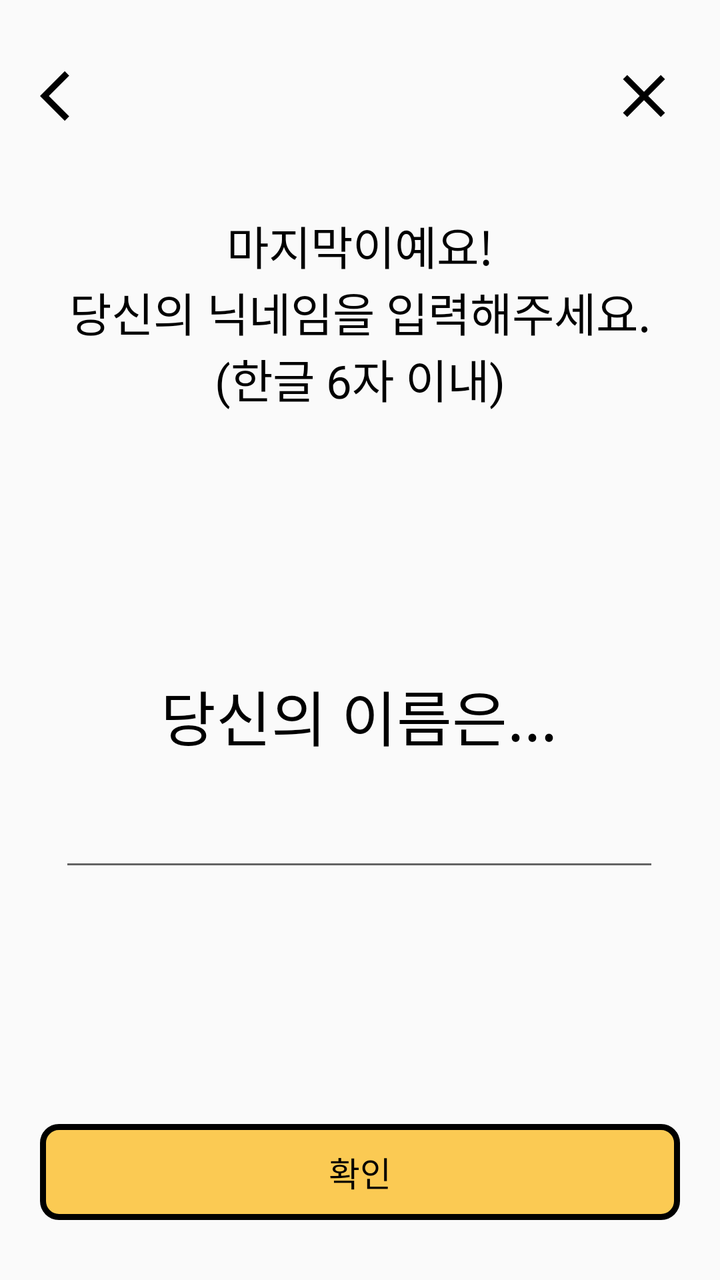
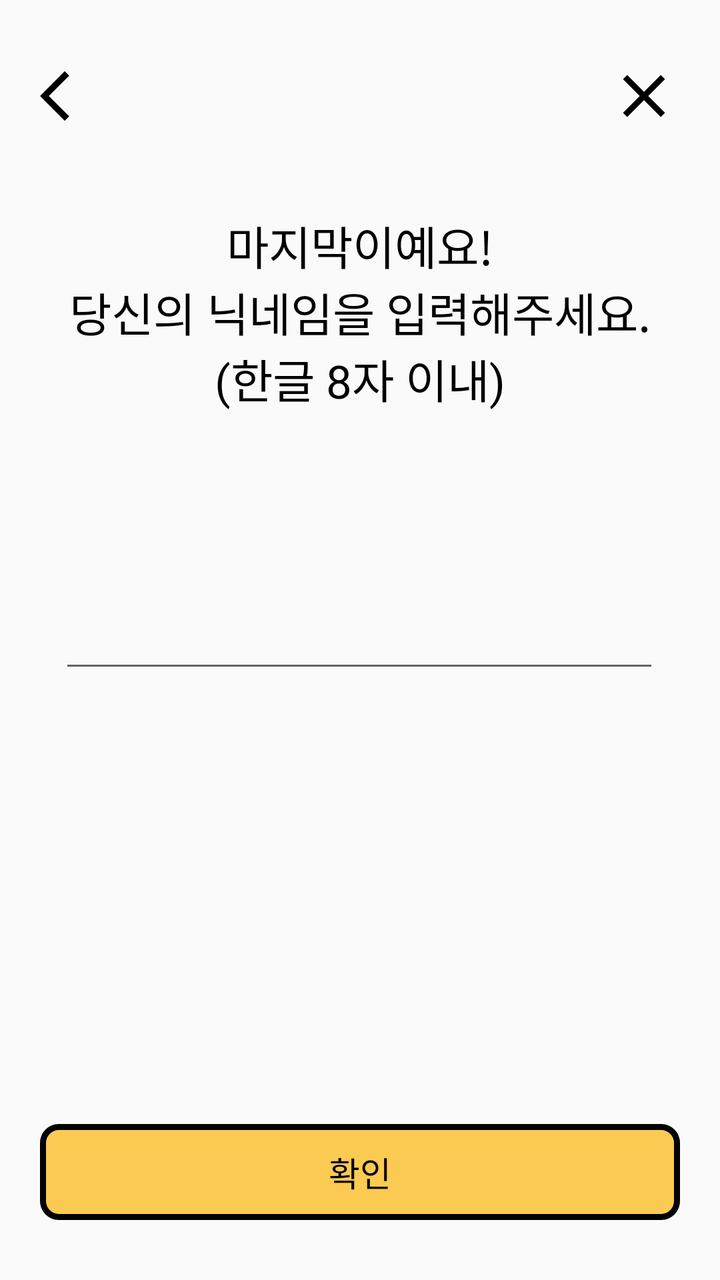

Before-and-after screenshots of an Android layout around one commit, followed by the original layout XML and the change that was made.
<!-- AndroidManifest.xml: application theme Theme.HyperBooster -->
<!-- res/layout/layout_register_name.xml -->
<?xml version="1.0" encoding="utf-8"?>
<androidx.constraintlayout.widget.ConstraintLayout xmlns:android="http://schemas.android.com/apk/res/android"
    android:layout_width="match_parent"
    android:layout_height="match_parent"
    xmlns:app="http://schemas.android.com/apk/res-auto">

    <Button
        android:id="@+id/back"
        android:layout_width="30dp"
        android:layout_height="30dp"
        android:layout_marginTop="33dp"
        android:background="@drawable/icon_back"
        app:layout_constraintStart_toStartOf="@id/guideline_start"
        app:layout_constraintTop_toTopOf="parent" />

    <Button
        android:id="@+id/close"
        android:layout_width="36dp"
        android:layout_height="36dp"
        android:layout_marginTop="30dp"
        android:background="@drawable/icon_close"
        app:layout_constraintEnd_toEndOf="@+id/guideline_end"
        app:layout_constraintTop_toTopOf="parent" />

    <TextView
        android:id="@+id/info_nickname"
        android:layout_width="wrap_content"
        android:layout_height="wrap_content"
        android:layout_marginTop="43dp"
        android:fontFamily="@font/font_bold"
        android:gravity="center"
        android:text="마지막이예요!\n당신의 닉네임을 입력해주세요.\n(한글 6자 이내)"
        android:textColor="@color/black"
        android:textSize="23sp"
        app:layout_constraintEnd_toEndOf="parent"
        app:layout_constraintHorizontal_bias="0.5"
        app:layout_constraintStart_toStartOf="parent"
        app:layout_constraintTop_toTopOf="@+id/guideline_top" />

    <TextView
        android:id="@+id/your_name_is"
        android:layout_width="wrap_content"
        android:layout_height="wrap_content"
        android:fontFamily="@font/font_medium"
        android:text="당신의 이름은..."
        android:textColor="@color/black"
        android:textSize="30dp"
        app:layout_constraintBottom_toTopOf="@+id/confirm"
        app:layout_constraintEnd_toStartOf="@+id/guideline_end"
        app:layout_constraintHorizontal_bias="0.496"
        app:layout_constraintStart_toStartOf="@+id/guideline_start"
        app:layout_constraintTop_toBottomOf="@+id/info_nickname"
        app:layout_constraintVertical_bias="0.415" />

    <EditText
        android:id="@+id/insert_nickname"
        android:layout_width="300dp"
        android:layout_height="wrap_content"
        android:layout_marginTop="4dp"
        android:ems="10"
        android:fontFamily="@font/font_medium"
        android:gravity="center"
        android:inputType="numberDecimal"
        android:textColor="@color/black"
        android:textSize="30sp"
        app:layout_constraintEnd_toStartOf="@+id/guideline_end"
        app:layout_constraintHorizontal_bias="0.49"
        app:layout_constraintStart_toStartOf="@+id/guideline_start"
        app:layout_constraintTop_toBottomOf="@+id/your_name_is" />

    <android.widget.Button
        android:id="@+id/confirm"
        style="?android:attr/borderlessButtonStyle"
        android:layout_width="0dp"
        android:layout_height="wrap_content"
        android:layout_marginHorizontal="20dp"
        android:layout_marginBottom="30dp"
        android:background="@drawable/btn_main_color"
        android:fontFamily="@font/font_medium"
        android:text="확인"
        android:textColor="@color/black"
        android:textSize="17sp"
        app:layout_constraintBottom_toBottomOf="parent"
        app:layout_constraintEnd_toEndOf="parent"
        app:layout_constraintStart_toStartOf="parent" />

    <androidx.constraintlayout.widget.Guideline
        android:id="@+id/guideline_top"
        android:layout_width="wrap_content"
        android:layout_height="wrap_content"
        android:orientation="horizontal"
        app:layout_constraintGuide_begin="63dp" />

    <androidx.constraintlayout.widget.Guideline
        android:id="@+id/guideline_bottom"
        android:layout_width="wrap_content"
        android:layout_height="wrap_content"
        android:orientation="horizontal"
        app:layout_constraintGuide_end="78dp" />

    <androidx.constraintlayout.widget.Guideline
        android:id="@+id/guideline_start"
        android:layout_width="wrap_content"
        android:layout_height="wrap_content"
        android:orientation="vertical"
        app:layout_constraintGuide_begin="20dp" />

    <androidx.constraintlayout.widget.Guideline
        android:id="@+id/guideline_end"
        android:layout_width="wrap_content"
        android:layout_height="wrap_content"
        android:orientation="vertical"
        app:layout_constraintGuide_end="20dp" />

</androidx.constraintlayout.widget.ConstraintLayout>
<!-- resources referenced by this layout -->
<resources>
  <color name="black">#FF000000</color>
  <!-- drawable btn_main_color (drawable) -->
  <?xml version="1.0" encoding="utf-8"?>
  <shape xmlns:android="http://schemas.android.com/apk/res/android" >
      <solid android:color="@color/main_color"/>
      <corners
          android:radius="8sp"/>
      <stroke
          android:width="3sp"
          android:color="#000000" />
  </shape>
  <!-- drawable icon_back (drawable) -->
  <vector android:height="24dp" android:tint="#000000"
      android:viewportHeight="24" android:viewportWidth="24"
      android:width="24dp" xmlns:android="http://schemas.android.com/apk/res/android">
      <path android:fillColor="@android:color/white" android:pathData="M11.67,3.87L9.9,2.1 0,12l9.9,9.9 1.77,-1.77L3.54,12z"/>
  </vector>
  <!-- drawable icon_close (drawable) -->
  <vector android:height="24dp" android:tint="#000000"
      android:viewportHeight="24" android:viewportWidth="24"
      android:width="24dp" xmlns:android="http://schemas.android.com/apk/res/android">
      <path android:fillColor="@android:color/white" android:pathData="M19,6.41L17.59,5 12,10.59 6.41,5 5,6.41 10.59,12 5,17.59 6.41,19 12,13.41 17.59,19 19,17.59 13.41,12z"/>
  </vector>
  <style name="Theme.HyperBooster" parent="Theme.AppCompat.DayNight.NoActionBar">
          
          <item name="colorPrimary">@color/purple_500</item>
          <item name="colorPrimaryVariant">@color/purple_700</item>
          <item name="colorOnPrimary">@color/white</item>
          
          <item name="colorSecondary">@color/teal_200</item>
          <item name="colorSecondaryVariant">@color/teal_700</item>
          <item name="colorOnSecondary">@color/black</item>
          
          <item name="android:statusBarColor" tools:targetApi="l">@color/black</item>
          
      </style>
  <color name="main_color">#FBCA53</color>
  <color name="purple_500">#FF6200EE</color>
  <color name="purple_700">#FF3700B3</color>
  <color name="white">#FFFFFFFF</color>
  <color name="teal_200">#FF03DAC5</color>
  <color name="teal_700">#FF018786</color>
</resources>

<!-- the commit's change to res/layout/layout_register_name.xml (unified diff, before → after) -->
@@ -29,7 +29,7 @@
         android:layout_marginTop="43dp"
         android:fontFamily="@font/font_bold"
         android:gravity="center"
-        android:text="마지막이예요!\n당신의 닉네임을 입력해주세요.\n(한글 6자 이내)"
+        android:text="마지막이예요!\n당신의 닉네임을 입력해주세요.\n(한글 8자 이내)"
         android:textColor="@color/black"
         android:textSize="23sp"
         app:layout_constraintEnd_toEndOf="parent"
@@ -37,38 +37,23 @@
         app:layout_constraintStart_toStartOf="parent"
         app:layout_constraintTop_toTopOf="@+id/guideline_top" />
 
-    <TextView
-        android:id="@+id/your_name_is"
-        android:layout_width="wrap_content"
-        android:layout_height="wrap_content"
-        android:fontFamily="@font/font_medium"
-        android:text="당신의 이름은..."
-        android:textColor="@color/black"
-        android:textSize="30dp"
-        app:layout_constraintBottom_toTopOf="@+id/confirm"
-        app:layout_constraintEnd_toStartOf="@+id/guideline_end"
-        app:layout_constraintHorizontal_bias="0.496"
-        app:layout_constraintStart_toStartOf="@+id/guideline_start"
-        app:layout_constraintTop_toBottomOf="@+id/info_nickname"
-        app:layout_constraintVertical_bias="0.415" />
-
     <EditText
         android:id="@+id/insert_nickname"
         android:layout_width="300dp"
         android:layout_height="wrap_content"
-        android:layout_marginTop="4dp"
         android:ems="10"
         android:fontFamily="@font/font_medium"
         android:gravity="center"
         android:inputType="numberDecimal"
         android:textColor="@color/black"
         android:textSize="30sp"
+        app:layout_constraintBottom_toTopOf="@+id/guideline_bottom"
         app:layout_constraintEnd_toStartOf="@+id/guideline_end"
         app:layout_constraintHorizontal_bias="0.49"
         app:layout_constraintStart_toStartOf="@+id/guideline_start"
-        app:layout_constraintTop_toBottomOf="@+id/your_name_is" />
+        app:layout_constraintTop_toTopOf="@+id/guideline_top" />
 
-    <android.widget.Button
+    <Button
         android:id="@+id/confirm"
         style="?android:attr/borderlessButtonStyle"
         android:layout_width="0dp"
